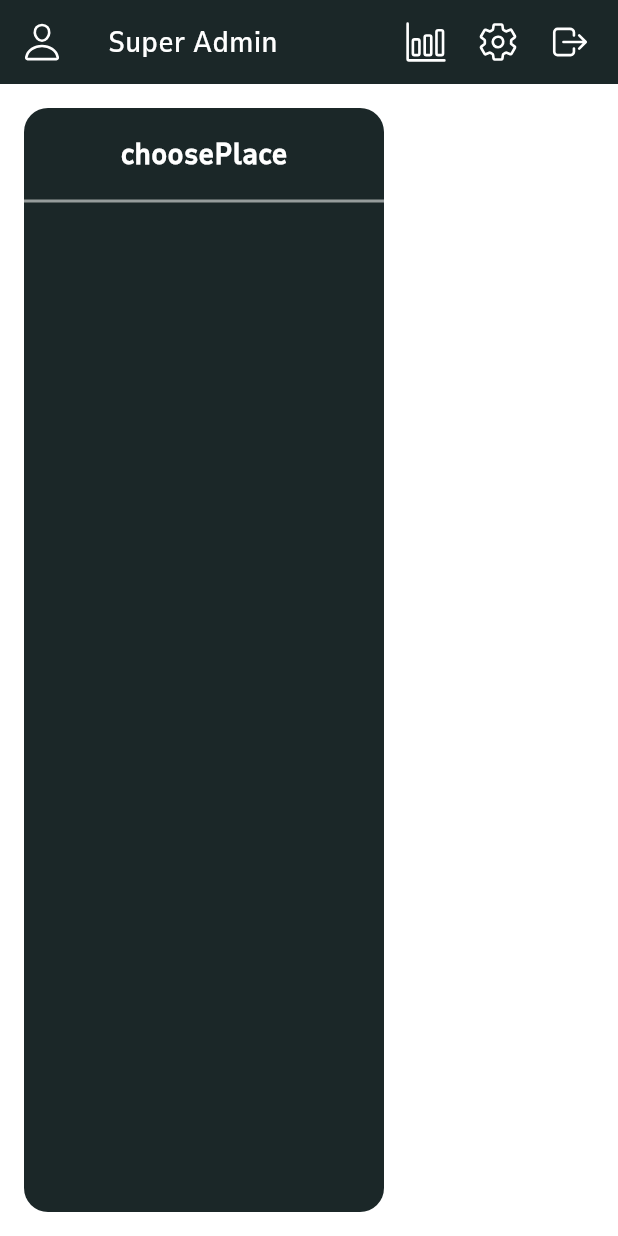
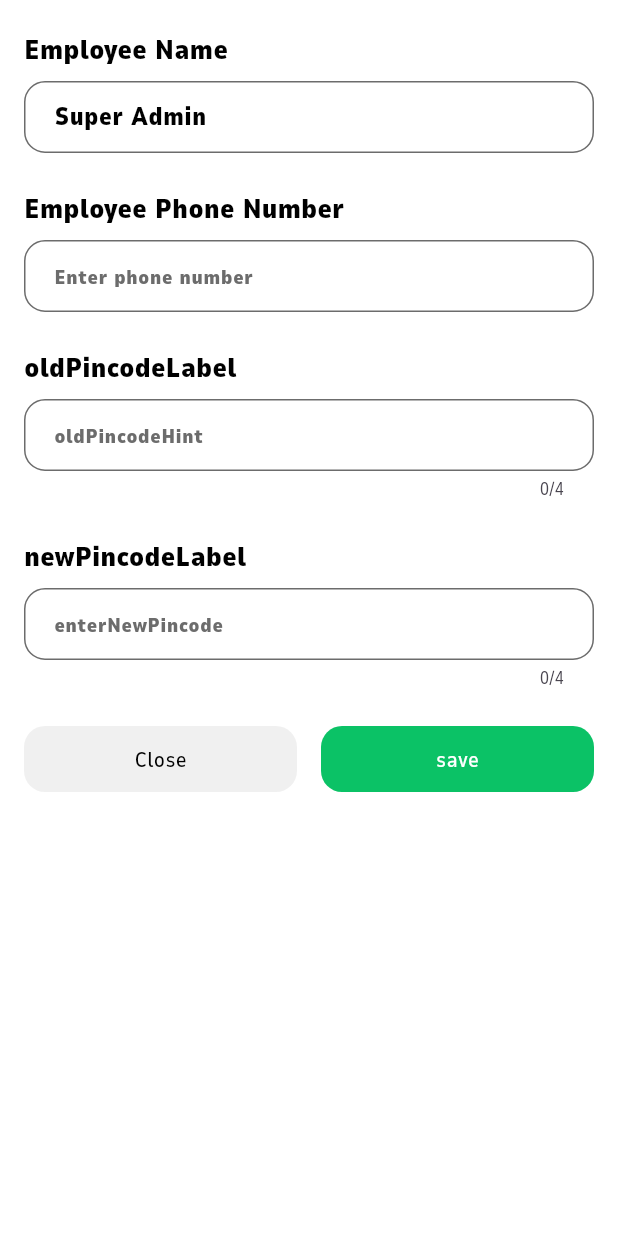
Before and after one commit to futzone/biznex-offline, a Flutter app: the WaiterPage screen opened directly, after a tap on an icon or button, on a phone screen of 412 x 824 dp. Run offline on Flutter 3.47's test engine with Material 3 defaults, Android fonts, the light colour scheme and no system bars; drawn by our look-alikes of toastification; our stand-ins replace easy_localization, flutter_colorpicker, flutter_hooks, flutter_riverpod, flutter_svg, hive and 5 more; missing offline and left inert: flex_color_picker; accounts and stored records are empty.

Commit message:
the waiter page completed

```diff
--- a/lib/src/core/constants/app_locales.dart
+++ b/lib/src/core/constants/app_locales.dart
@@ -412,4 +412,11 @@ abstract class AppLocales {
   static var placeNameHint = "placeNameHint";
   static var addPlace = "addPlace";
   static var choosePlace = "choosePlace";
+  static var orderClosedSuccessfully = "orderClosedSuccessfully";
+  static var myOrders = "myOrders";
+  static var closedDate = "closedDate";
+  static var place = "place";
+  static var oldPincodeLabel = "oldPincodeLabel";
+  static var oldPincodeHint = "oldPincodeHint";
+  static var newPincodeLabel = "newPincodeLabel";
 }
--- a/lib/src/ui/pages/order_pages/order_set_page.dart
+++ b/lib/src/ui/pages/order_pages/order_set_page.dart
@@ -87,9 +87,9 @@ class OrderSetPage extends HookConsumerWidget {
                       Spacer(),
                       SimpleButton(
                         onPressed: () {
-                          ref.read(orderSetProvider.notifier).update((state) {
-                            return [];
-                          });
+                          // ref.read(orderSetProvider.notifier).update((state) {
+                          //   return [];
+                          // });
                         },
                         child: Container(
                           padding: Dis.only(lr: 12, tb: 6),
--- a/lib/src/ui/pages/product_pages/products_page.dart
+++ b/lib/src/ui/pages/product_pages/products_page.dart
@@ -125,7 +125,7 @@ class ProductsPage extends HookConsumerWidget {
 
                         return WebButton(
                           onPressed: () {
-                            addOrUpdateOrderItem(ref, OrderItem(product: product, amount: 1, placeId: ''));
+                            // addOrUpdateOrderItem(ref, OrderItem(product: product, amount: 1, placeId: ''));
                             ShowToast.success(context, AppLocales.productAddedToSet.tr());
                           },
                           builder: (focused) => AnimatedContainer(
--- a/lib/src/ui/pages/waiter_pages/waiter_page.dart
+++ b/lib/src/ui/pages/waiter_pages/waiter_page.dart
@@ -1,12 +1,20 @@
 import 'package:biznex/biznex.dart';
+import 'package:biznex/src/core/config/router.dart';
 import 'package:biznex/src/core/model/category_model/category_model.dart';
+import 'package:biznex/src/core/model/employee_models/employee_model.dart';
+import 'package:biznex/src/core/model/order_models/order_model.dart';
 import 'package:biznex/src/core/model/place_models/place_model.dart';
 import 'package:biznex/src/providers/category_provider.dart';
 import 'package:biznex/src/providers/employee_provider.dart';
+import 'package:biznex/src/providers/orders_provider.dart';
 import 'package:biznex/src/providers/places_provider.dart';
+import 'package:biznex/src/ui/pages/login_pages/onboard_page.dart';
+import 'package:biznex/src/ui/pages/order_pages/employee_orders_page.dart';
 import 'package:biznex/src/ui/screens/order_screens/order_items_page.dart';
+import 'package:biznex/src/ui/screens/settings_screen/employee_settings_screen.dart';
 import 'package:biznex/src/ui/widgets/custom/app_state_wrapper.dart';
 import 'package:biznex/src/ui/widgets/custom/app_text_widgets.dart';
+import 'package:biznex/src/ui/widgets/dialogs/app_custom_dialog.dart';
 import 'package:biznex/src/ui/widgets/helpers/app_decorated_button.dart';
 import 'package:biznex/src/ui/widgets/helpers/app_text_field.dart';
 import 'package:flutter/material.dart';
@@ -34,9 +42,32 @@ class _WaiterPageState extends ConsumerState<WaiterPage> {
         leading: Icon(Ionicons.person_outline, size: 28),
         title: Text(employee.fullname),
         actions: [
-          IconButton(onPressed: () {}, icon: Icon(Ionicons.bar_chart_outline, size: 28)),
-          IconButton(onPressed: () {}, icon: Icon(Ionicons.settings_outline, size: 28)),
-          IconButton(onPressed: () {}, icon: Icon(Ionicons.log_out_outline, size: 28)),
+          IconButton(
+            onPressed: () {
+              showDesktopModal(
+                context: context,
+                body: EmployeeOrdersPage(),
+                width: MediaQuery.of(context).size.width * 0.5,
+              );
+            },
+            icon: Icon(Ionicons.bar_chart_outline, size: 28),
+          ),
+          8.w,
+          IconButton(
+            onPressed: () {
+              showDesktopModal(context: context, body: EmployeeSettingsScreen());
+            },
+            icon: Icon(Ionicons.settings_outline, size: 28),
+          ),
+          8.w,
+          IconButton(
+            onPressed: () {
+              ref.read(currentEmployeeProvider.notifier).update((state)=> Employee(fullname: 'Super Admin', roleId: '', roleName: 'Admin'));
+              ref.read(orderSetProvider.notifier).clear();
+              AppRouter.open(context, OnboardPage());
+            },
+            icon: Icon(Ionicons.log_out_outline, size: 28),
+          ),
           8.w,
         ],
       ),
@@ -230,7 +261,22 @@ class _WaiterPageState extends ConsumerState<WaiterPage> {
               ),
             if ((_place != null && _place?.children != null && _placeChild != null) ||
                 (_place != null && (_place?.children == null || _place!.children!.isEmpty)))
-              OrderItemsPage(state: state, theme: theme, place: _placeChild ?? _place!),
+              state.whenProviderData(
+                provider: ordersProvider((_placeChild ?? _place!).id),
+                builder: (order) {
+                  order as Order?;
+                  Place? kPlace;
+
+                  if (_placeChild != null) {
+                    kPlace = _placeChild!;
+                    kPlace.father = _place;
+                  } else {
+                    kPlace = _place;
+                  }
+
+                  return OrderItemsPage(state: state, theme: theme, place: kPlace!, order: order);
+                },
+              ),
             if ((_place != null && _place?.children != null && _placeChild != null) ||
                 (_place != null && (_place?.children == null || _place!.children!.isEmpty)))
               OrderHalfPage(_placeChild ?? _place!),
--- a/lib/src/ui/screens/order_screens/order_half_page.dart
+++ b/lib/src/ui/screens/order_screens/order_half_page.dart
@@ -8,6 +8,7 @@ import 'package:biznex/src/providers/category_provider.dart';
 import 'package:biznex/src/providers/products_provider.dart';
 import 'package:biznex/src/ui/widgets/custom/app_empty_widget.dart';
 import 'package:biznex/src/ui/widgets/custom/app_state_wrapper.dart';
+import 'package:biznex/src/ui/widgets/custom/app_toast.dart';
 import 'package:biznex/src/ui/widgets/helpers/app_text_field.dart';
 
 class OrderHalfPage extends ConsumerStatefulWidget {
@@ -60,6 +61,8 @@ class _OrderHalfPageState extends ConsumerState<OrderHalfPage> {
 
   @override
   Widget build(BuildContext context) {
+    final orderNotifier = ref.read(orderSetProvider.notifier);
+
     return AppStateWrapper(
       builder: (theme, state) {
         return Expanded(
@@ -162,7 +165,8 @@ class _OrderHalfPageState extends ConsumerState<OrderHalfPage> {
                                 : products)[index];
                             return SimpleButton(
                               onPressed: () {
-                                addOrUpdateOrderItem(ref, OrderItem(product: product, amount: 1, placeId: widget.place.id));
+                                orderNotifier.addItem(OrderItem(product: product, amount: 1, placeId: widget.place.id));
+                                ShowToast.success(context, AppLocales.productAddedToSet.tr());
                               },
                               child: Container(
                                 padding: Dis.all(12),
--- a/lib/src/ui/screens/products_screens/product_card.dart
+++ b/lib/src/ui/screens/products_screens/product_card.dart
@@ -17,10 +17,11 @@ class ProductCard extends HookConsumerWidget {
 
   @override
   Widget build(BuildContext context, ref) {
+    final orderNotifier = ref.read(orderSetProvider.notifier);
     return AppStateWrapper(builder: (theme, state) {
       return WebButton(
         onPressed: () {
-          addOrUpdateOrderItem(ref, OrderItem(product: product, amount: 1, placeId: ''));
+          // orderNotifier.addItem(OrderItem(product: product, amount: amount, placeId: placeId))
           ShowToast.success(context, AppLocales.productAddedToSet.tr());
         },
         builder: (focused) => AnimatedContainer(
--- /dev/null
+++ b/lib/src/ui/screens/settings_screen/employee_settings_screen.dart
@@ -0,0 +1,70 @@
+import 'package:biznex/biznex.dart';
+import 'package:biznex/src/controllers/employee_controller.dart';
+import 'package:biznex/src/core/model/employee_models/employee_model.dart';
+import 'package:biznex/src/providers/employee_provider.dart';
+import 'package:biznex/src/ui/widgets/custom/app_state_wrapper.dart';
+import 'package:biznex/src/ui/widgets/custom/app_text_widgets.dart';
+import 'package:biznex/src/ui/widgets/custom/app_toast.dart';
+import 'package:biznex/src/ui/widgets/helpers/app_decorated_button.dart';
+import 'package:biznex/src/ui/widgets/helpers/app_text_field.dart';
+
+class EmployeeSettingsScreen extends HookConsumerWidget {
+  const EmployeeSettingsScreen({super.key});
+
+  @override
+  Widget build(BuildContext context, ref) {
+    final employee = ref.watch(currentEmployeeProvider);
+    final pincode = useTextEditingController();
+    final phone = useTextEditingController(text: employee.phone);
+    final fullname = useTextEditingController(text: employee.fullname);
+    final pincodeNew = useTextEditingController();
+
+    return AppStateWrapper(builder: (theme, state) {
+      return SingleChildScrollView(
+        child: Column(
+          crossAxisAlignment: CrossAxisAlignment.start,
+          mainAxisAlignment: MainAxisAlignment.start,
+          children: [
+            4.h,
+            AppText.$18Bold(AppLocales.employeeNameLabel.tr()),
+            8.h,
+            AppTextField(title: AppLocales.employeeNameHint.tr(), controller: fullname, theme: theme),
+            24.h,
+            AppText.$18Bold(AppLocales.employeePhoneLabel.tr()),
+            8.h,
+            AppTextField(title: AppLocales.employeePhoneHint.tr(), controller: phone, theme: theme),
+            24.h,
+            AppText.$18Bold(AppLocales.oldPincodeLabel.tr()),
+            8.h,
+            AppTextField(title: AppLocales.oldPincodeHint.tr(), controller: pincode, theme: theme, maxLength: 4),
+            24.h,
+            AppText.$18Bold(AppLocales.newPincodeLabel.tr()),
+            8.h,
+            AppTextField(title: AppLocales.enterNewPincode.tr(), controller: pincodeNew, theme: theme, maxLength: 4),
+            24.h,
+            ConfirmCancelButton(
+              confirmText: AppLocales.save.tr(),
+              onConfirm: () {
+                if (employee.pincode != pincode.text.trim() && pincodeNew.text.trim().length == 4) {
+                  ShowToast.error(context, AppLocales.incorrectPincode.tr());
+                  return;
+                }
+
+                EmployeeController employeeController = EmployeeController(context: context, state: state);
+                Employee updateEmployee = employee;
+                if (employee.pincode == pincode.text.trim() && pincodeNew.text.trim().length == 4) {
+                  updateEmployee.pincode = pincodeNew.text;
+                }
+
+                updateEmployee.phone = phone.text.trim();
+                updateEmployee.fullname = fullname.text.trim();
+                ref.read(currentEmployeeProvider.notifier).update((state) => updateEmployee);
+                employeeController.update(updateEmployee, employee.id);
+              },
+            ),
+          ],
+        ),
+      );
+    });
+  }
+}
```
Also changed, not shown: lib/src/controllers/order_controller.dart (+24 -5 lines), lib/src/core/database/order_database/order_database.dart (+24 -25 lines), lib/src/core/model/place_models/place_model.dart (+18 -1 lines), lib/src/providers/employee_orders_provider.dart (added, +20 -0 lines), lib/src/providers/order_set_provider.dart (+79 -24 lines), lib/src/ui/pages/order_pages/employee_orders_page.dart (added, +171 -0 lines), lib/src/ui/screens/order_screens/order_info_screen.dart (added, +78 -0 lines), lib/src/ui/screens/order_screens/order_item_card.dart (+33 -35 lines), lib/src/ui/screens/order_screens/order_items_page.dart (+37 -21 lines).
